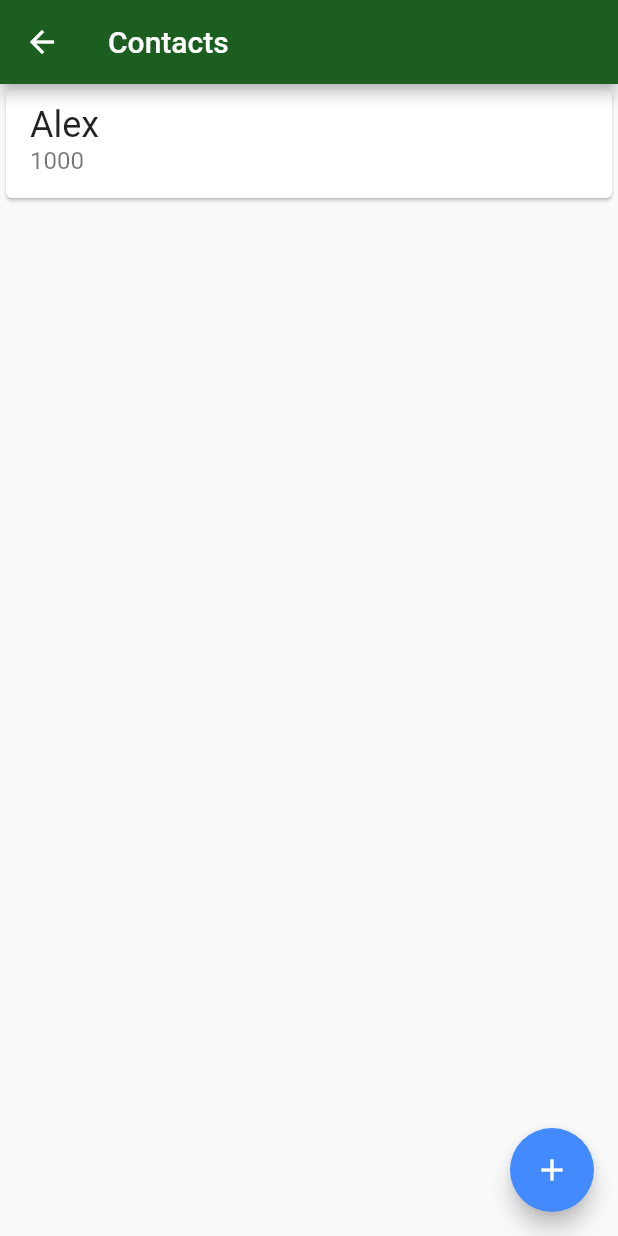
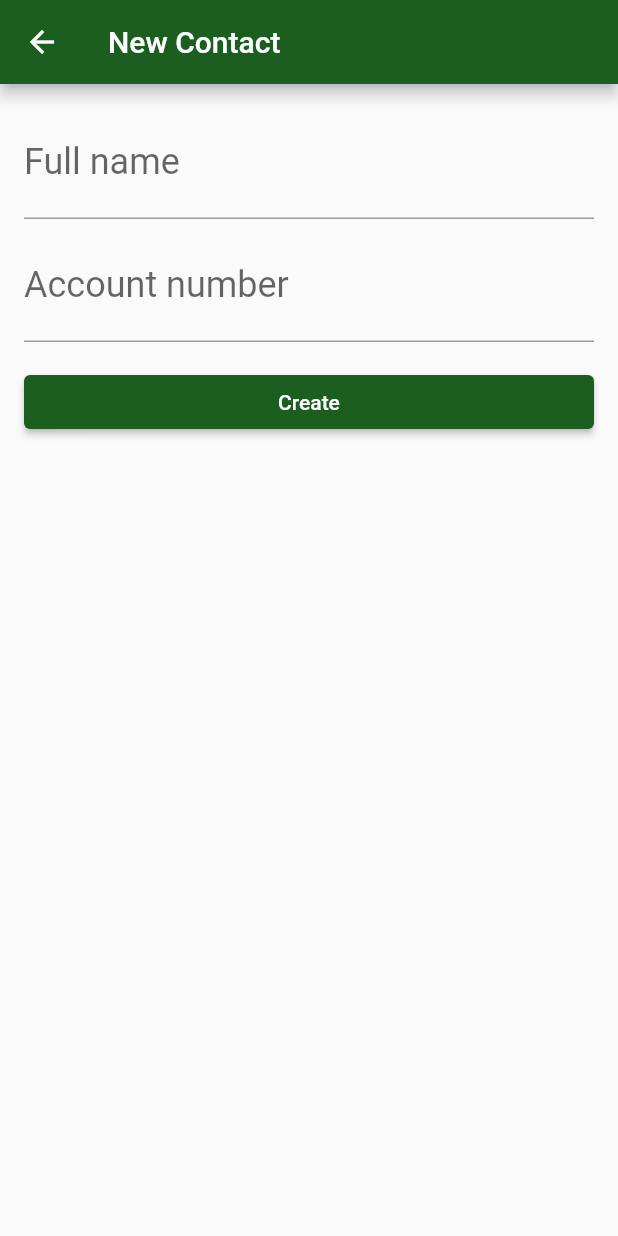
Before and after one commit to Marlon-Limax/Bytebank-Internal-Storage, a Flutter app: the ContactList screen opened directly, after a tap on the "add" icon, on a phone screen of 412 x 824 dp. Run offline on Flutter 3.47's test engine with Material 2 defaults, Android fonts, the light colour scheme and no system bars.

Commit message:
Integração de lista de contatos com o formulário | Criação model concact.dart | Criação de ação no botão para criar contato

```diff
--- a/lib/main.dart
+++ b/lib/main.dart
@@ -1,3 +1,4 @@
+import 'package:bytebankinternalstorage/screens/contact_form.dart';
 import 'package:bytebankinternalstorage/screens/contacts_list.dart';
 import 'package:bytebankinternalstorage/screens/dashboard.dart';
 import 'package:flutter/material.dart';
--- /dev/null
+++ b/lib/models/contact.dart
@@ -0,0 +1,11 @@
+class Contact {
+  final String name;
+  final int? accountNumber;
+
+  Contact(this.name, this.accountNumber);
+
+  @override
+  String toString() {
+    return 'Contact{name: $name, accountNumber: $accountNumber}';
+  }
+}
--- /dev/null
+++ b/lib/screens/contact_form.dart
@@ -0,0 +1,66 @@
+import 'package:bytebankinternalstorage/models/contact.dart';
+import 'package:flutter/material.dart';
+
+class ContactForm extends StatefulWidget {
+  const ContactForm({Key? key}) : super(key: key);
+
+  @override
+  State<ContactForm> createState() => _ContactFormState();
+}
+
+class _ContactFormState extends State<ContactForm> {
+  final TextEditingController _nameController = TextEditingController();
+
+  final TextEditingController _accountNumberController =
+      TextEditingController();
+
+  @override
+  Widget build(BuildContext context) {
+    return Scaffold(
+      appBar: AppBar(
+        title: const Text('New Contact'),
+      ),
+      body: Padding(
+        padding: const EdgeInsets.all(16.0),
+        child: Column(
+          children: [
+            TextField(
+              controller: _nameController,
+              decoration: const InputDecoration(
+                labelText: 'Full name',
+              ),
+              style: const TextStyle(fontSize: 24.0),
+            ),
+            Padding(
+              padding: EdgeInsets.only(top: 8.0),
+              child: TextField(
+                controller: _accountNumberController,
+                decoration: const InputDecoration(
+                  labelText: 'Account number',
+                ),
+                style: TextStyle(fontSize: 24.0),
+                keyboardType: TextInputType.number,
+              ),
+            ),
+            Padding(
+              padding: const EdgeInsets.only(top: 16.0),
+              child: SizedBox(
+                width: double.infinity,
+                child: ElevatedButton(
+                  onPressed: () {
+                    final String name = _nameController.text;
+                    final int? accountNumber =
+                        int.tryParse(_accountNumberController.text);
+                    final Contact newContact = Contact(name, accountNumber);
+                    Navigator.pop(context, newContact);
+                  },
+                  child: const Text('Create'),
+                ),
+              ),
+            )
+          ],
+        ),
+      ),
+    );
+  }
+}
--- a/lib/screens/contacts_list.dart
+++ b/lib/screens/contacts_list.dart
@@ -1,3 +1,4 @@
+import 'package:bytebankinternalstorage/screens/contact_form.dart';
 import 'package:flutter/material.dart';
 
 class ContactList extends StatelessWidget {
@@ -22,7 +23,17 @@ class ContactList extends StatelessWidget {
         ),
       ),
       floatingActionButton: FloatingActionButton(
-        onPressed: () {},
+        onPressed: () {
+          Navigator.of(context)
+              .push(
+                MaterialPageRoute(
+                  builder: (context) => const ContactForm(),
+                ),
+              )
+              .then(
+                (newContact) => debugPrint(newContact.toString()),
+              );
+        },
         child: const Icon(Icons.add),
       ),
     );
```
